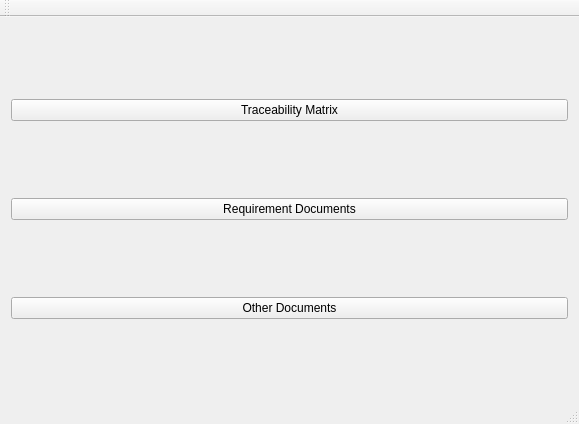
This is mainwindow.ui in JoseCM/TraceabilityMatrix as Qt 5 draws it before an edit. The edited form follows.
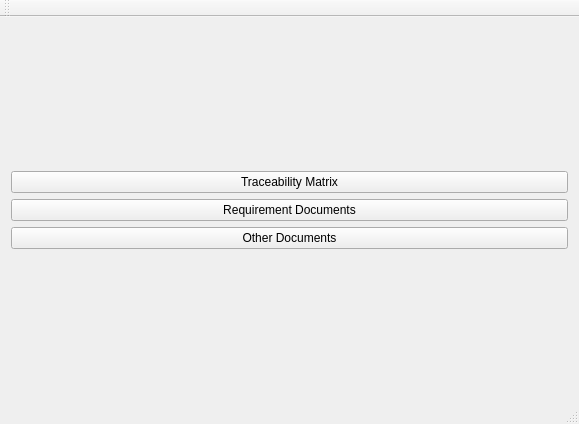
This is the edited form.

The edit to the form file:
```diff
--- a/mainwindow.ui
+++ b/mainwindow.ui
@@ -10,6 +10,12 @@
     <height>424</height>
    </rect>
   </property>
+  <property name="sizePolicy">
+   <sizepolicy hsizetype="Expanding" vsizetype="Expanding">
+    <horstretch>0</horstretch>
+    <verstretch>0</verstretch>
+   </sizepolicy>
+  </property>
   <property name="windowTitle">
    <string>MainWindow</string>
   </property>
@@ -17,8 +23,24 @@
    <layout class="QHBoxLayout" name="horizontalLayout">
     <item>
      <layout class="QVBoxLayout" name="verticalLayout">
+      <property name="sizeConstraint">
+       <enum>QLayout::SetMinimumSize</enum>
+      </property>
       <item>
-       <widget class="QPushButton" name="pushButton">
+       <spacer name="verticalSpacer_2">
+        <property name="orientation">
+         <enum>Qt::Vertical</enum>
+        </property>
+        <property name="sizeHint" stdset="0">
+         <size>
+          <width>20</width>
+          <height>40</height>
+         </size>
+        </property>
+       </spacer>
+      </item>
+      <item>
+       <widget class="QPushButton" name="showTrace">
         <property name="sizePolicy">
          <sizepolicy hsizetype="Minimum" vsizetype="Fixed">
           <horstretch>0</horstretch>
@@ -56,6 +78,19 @@
         </property>
        </widget>
       </item>
+      <item>
+       <spacer name="verticalSpacer">
+        <property name="orientation">
+         <enum>Qt::Vertical</enum>
+        </property>
+        <property name="sizeHint" stdset="0">
+         <size>
+          <width>20</width>
+          <height>40</height>
+         </size>
+        </property>
+       </spacer>
+      </item>
      </layout>
     </item>
    </layout>
```
Left out of the diff: 4 changed lines with no effect on the pictures.
